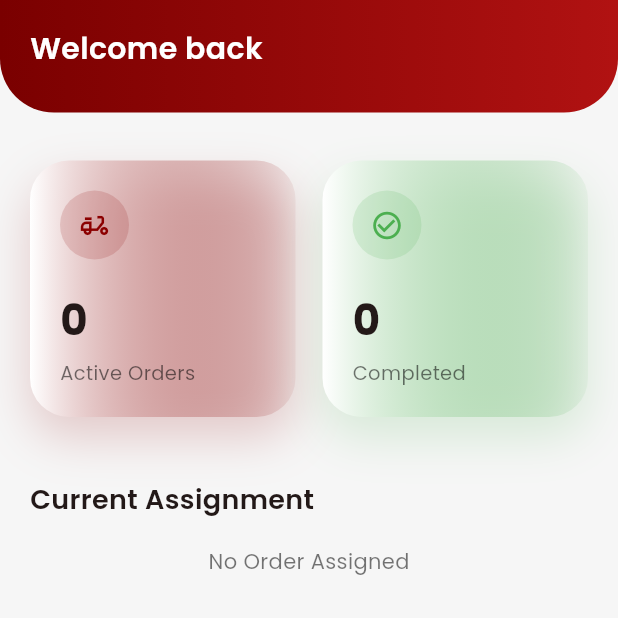
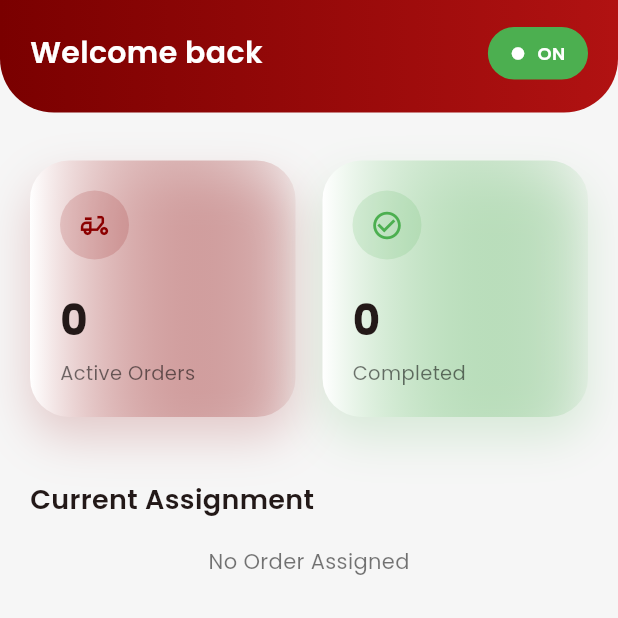
Before and after one commit to abhishekbitmax-ops/Restro-Delivery-App, a Flutter app: the DeliveryDashboardScreen screen opened directly, on a phone screen of 412 x 824 dp, the top half of it. Run offline on Flutter 3.47's test engine with Material 3 defaults, Android fonts, the light colour scheme and no system bars; our stand-ins replace fluttertoast, geolocator, get, google_fonts, google_maps_flutter, image_picker and 4 more; missing offline and left inert: flutter_ringtone_player; accounts and stored records are empty; network calls fail; statements that could not run were skipped.

Commit message:
24/01/2026

```diff
--- a/lib/Homeview/View/Assignordermodel.dart
+++ b/lib/Homeview/View/Assignordermodel.dart
@@ -11,6 +11,10 @@ class AssignedOrderResponse {
       success: json['success'],
       data: json['data'] != null ? OrderData.fromJson(json['data']) : null,
     );
+  }
+
+  factory AssignedOrderResponse.fromSocketJson(Map<String, dynamic> json) {
+    return AssignedOrderResponse(success: true, data: OrderData.fromJson(json));
   }
 
   Map<String, dynamic> toJson() {
--- a/lib/Homeview/View/Homveiw.dart
+++ b/lib/Homeview/View/Homveiw.dart
@@ -19,7 +19,8 @@ class DeliveryDashboardScreen extends StatefulWidget {
 }
 
 class _DeliveryDashboardScreenState extends State<DeliveryDashboardScreen> {
-  final AuthController auth = Get.put(AuthController());
+  final AuthController auth = Get.find<AuthController>();
+
   final OrderSocketService socketService = Get.find<OrderSocketService>();
 
   bool isOnline = true;
@@ -33,11 +34,21 @@ class _DeliveryDashboardScreenState extends State<DeliveryDashboardScreen> {
   @override
   void initState() {
     super.initState();
+
     fetchUserName();
     loadOrderData();
 
-    /// 🔥 ONE TIME API HIT (API → SOCKET → UI)
-    auth.getAssignedOrderFromApi();
+    Future.microtask(() async {
+      final socket = Get.find<OrderSocketService>();
+
+      /// ✅ Only show if ACTIVE order exists
+      if (socket.assignedOrder.value?.data != null) {
+        socket.assignedOrder.refresh();
+      } else {
+        /// 🔁 Fetch fresh state from backend
+        await auth.getAssignedOrderFromApi();
+      }
+    });
   }
 
   // ----------------------------------------------------
@@ -193,7 +204,6 @@ class _DeliveryDashboardScreenState extends State<DeliveryDashboardScreen> {
                           ),
                           const SizedBox(height: 18),
 
-                          /// 🔥 REAL-TIME ORDER UI
                           /// ⭐ REAL-TIME ORDER UI (FIXED)
                           Obx(() {
                             final response = socketService.assignedOrder.value;
@@ -278,14 +288,41 @@ class _DeliveryDashboardScreenState extends State<DeliveryDashboardScreen> {
     );
   }
 
+  // bool isOnline = false;
+  bool isToggling = false;
+  Future<void> _toggleOnline() async {
+    if (isToggling) return;
+
+    setState(() => isToggling = true);
+
+    final res = await auth.toggleOnlineStatus();
+
+    if (!mounted) return;
+
+    if (res != null && res["success"] == true) {
+      setState(() {
+        // backend se aaye to use karo, warna flip
+        isOnline = res["data"]?["isOnline"] ?? !isOnline;
+      });
+
+      Get.snackbar(
+        "Status",
+        isOnline ? "You are ONLINE" : "You are OFFLINE",
+        backgroundColor: isOnline ? Colors.green : Colors.red,
+        colorText: Colors.white,
+      );
+    }
+
+    setState(() => isToggling = false);
+  }
+
   // ----------------------------------------------------
   // HEADER
-  // ----------------------------------------------------
   Widget _header(double topPadding) {
     return Container(
       padding: EdgeInsets.only(
         top: topPadding + 18,
-        bottom: 28,
+        bottom: 22,
         left: 20,
         right: 20,
       ),
@@ -298,8 +335,11 @@ class _DeliveryDashboardScreenState extends State<DeliveryDashboardScreen> {
           bottomRight: Radius.circular(36),
         ),
       ),
-      child: Align(
-        alignment: Alignment.centerLeft,
+      child: Row(
+        mainAxisAlignment: MainAxisAlignment.spaceBetween,
+        children: [
+          // 👋 LEFT: WELCOME TEXT
+          Expanded(
             child: Text(
               userName == null || userName!.isEmpty
                   ? "Welcome back"
@@ -309,7 +349,53 @@ class _DeliveryDashboardScreenState extends State<DeliveryDashboardScreen> {
                 fontWeight: FontWeight.w600,
                 color: Colors.white,
               ),
+              overflow: TextOverflow.ellipsis,
             ),
+          ),
+
+          const SizedBox(width: 12),
+
+          GestureDetector(
+            onTap: _toggleOnline,
+            child: AnimatedContainer(
+              duration: const Duration(milliseconds: 250),
+              padding: const EdgeInsets.symmetric(horizontal: 14, vertical: 8),
+              decoration: BoxDecoration(
+                color: isOnline ? Colors.green : Colors.white,
+                borderRadius: BorderRadius.circular(20),
+                border: Border.all(color: Colors.green),
+              ),
+              child: Row(
+                mainAxisSize: MainAxisSize.min,
+                children: [
+                  isToggling
+                      ? const SizedBox(
+                          width: 14,
+                          height: 14,
+                          child: CircularProgressIndicator(
+                            strokeWidth: 2,
+                            color: Colors.white,
+                          ),
+                        )
+                      : Icon(
+                          Icons.circle,
+                          size: 10,
+                          color: isOnline ? Colors.white : Colors.red,
+                        ),
+                  const SizedBox(width: 8),
+                  Text(
+                    isOnline ? "ON" : "OFF",
+                    style: GoogleFonts.poppins(
+                      fontSize: 12,
+                      fontWeight: FontWeight.w600,
+                      color: isOnline ? Colors.white : Colors.red,
+                    ),
+                  ),
+                ],
+              ),
+            ),
+          ),
+        ],
       ),
     );
   }
--- a/lib/utils/api_endpoints.dart
+++ b/lib/utils/api_endpoints.dart
@@ -1,6 +1,6 @@
 class ApiEndpoint {
   // 🌍 Base API URL (for all API requests)
-  static const String baseUrl = "http://192.168.1.108:5004/api/v1/delivery";
+  static const String baseUrl = "https://sog.bitmaxtest.com/api/v1/delivery";
 
   //Patient App Endpoints
 
```
Also changed, not shown: lib/Auth/controller/Authcontroller.dart (+81 -62 lines), lib/Auth/view/Deliveysuccess.dart (+9 -11 lines), lib/Auth/view/Signup.dart (+106 -94 lines), lib/Auth/view/SocketService.dart (+49 -59 lines), lib/Auth/view/Splash.dart (+25 -28 lines), lib/Auth/view/deliveryscreen.dart (+27 -75 lines), lib/main.dart (+8 -8 lines). Lines whose indentation alone changed are shown as unchanged.
